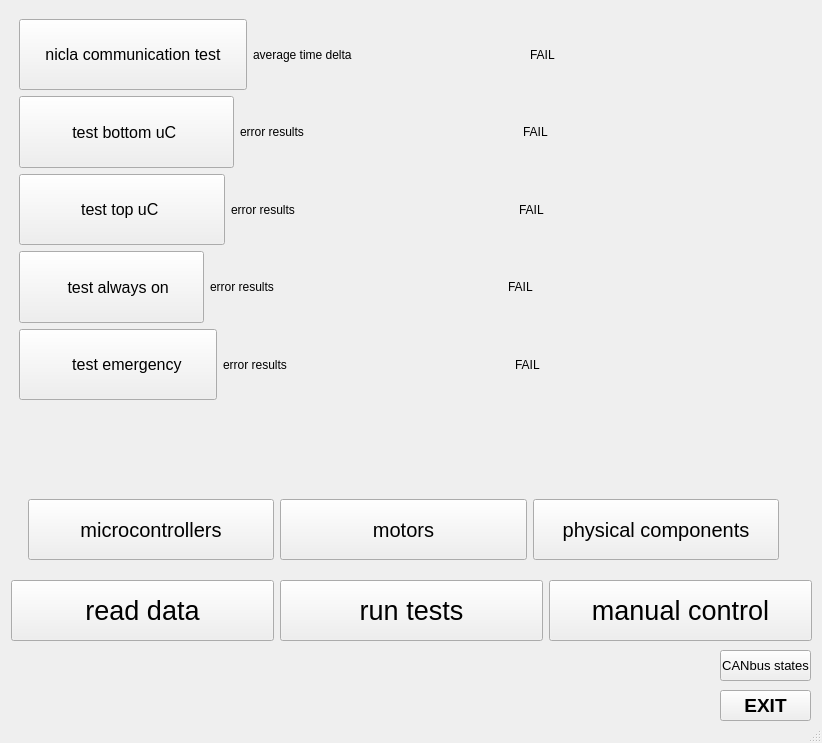
Above: gary_qc_helper/pyqt_files/qt_designer_save1.ui from Unlimited-Robotics/gary_core_support before the change. Below: the same form after it.
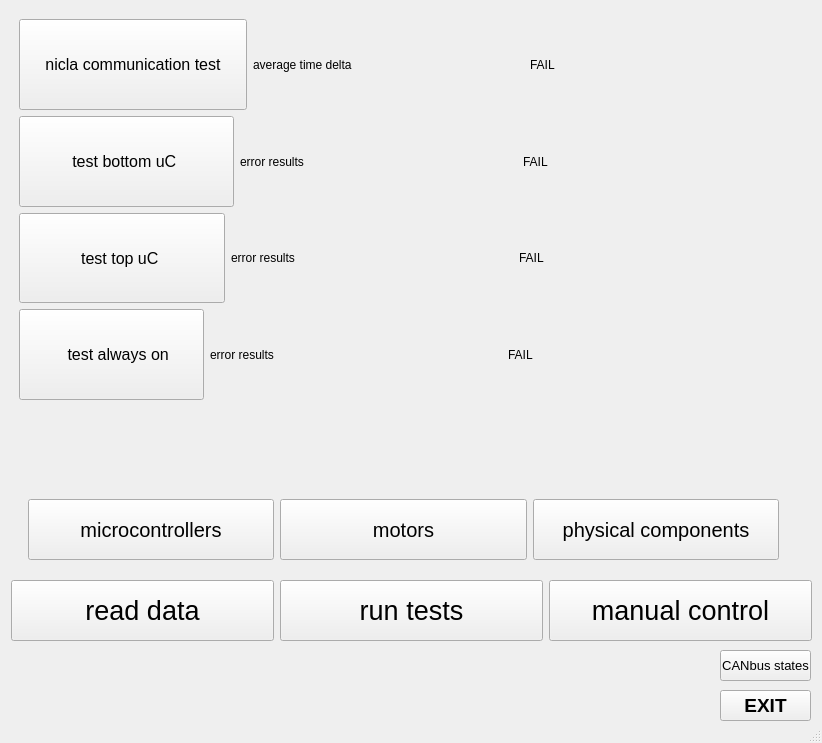
That is the form after the change.

The edit to the form file:
```diff
--- a/gary_qc_helper/pyqt_files/qt_designer_save1.ui
+++ b/gary_qc_helper/pyqt_files/qt_designer_save1.ui
@@ -231,48 +231,6 @@
              </item>
             </layout>
            </item>
-           <item>
-            <layout class="QHBoxLayout" name="horizontalLayout_59">
-             <item>
-              <widget class="QPushButton" name="test_emergency">
-               <property name="sizePolicy">
-                <sizepolicy hsizetype="Fixed" vsizetype="Minimum">
-                 <horstretch>0</horstretch>
-                 <verstretch>0</verstretch>
-                </sizepolicy>
-               </property>
-               <property name="minimumSize">
-                <size>
-                 <width>0</width>
-                 <height>0</height>
-                </size>
-               </property>
-               <property name="font">
-                <font>
-                 <pointsize>12</pointsize>
-                </font>
-               </property>
-               <property name="text">
-                <string>           test emergency       </string>
-               </property>
-              </widget>
-             </item>
-             <item>
-              <widget class="QLabel" name="test_emergency_data">
-               <property name="text">
-                <string>error results</string>
-               </property>
-              </widget>
-             </item>
-             <item>
-              <widget class="QLabel" name="test_emergency_passfail">
-               <property name="text">
-                <string>FAIL</string>
-               </property>
-              </widget>
-             </item>
-            </layout>
-           </item>
           </layout>
          </widget>
         </widget>
```
